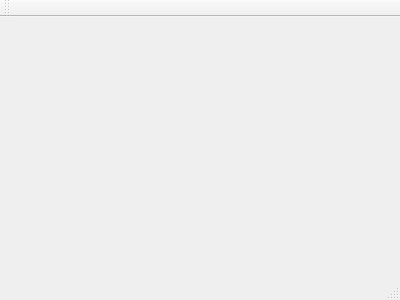
Qt form cbx-qt-pro-stub/samp2_4/qwmainwind.ui (caobinxin/qt5) before a commit.
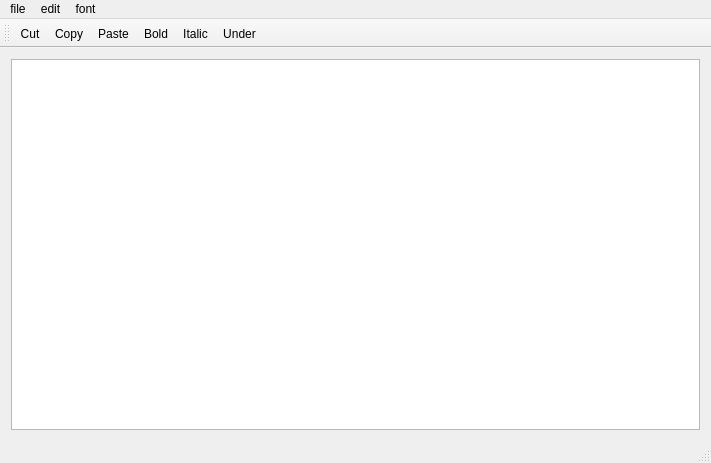
The same form after that commit. Icons and pictures are not drawn.

Patch:
```diff
--- a/cbx-qt-pro-stub/samp2_4/qwmainwind.ui
+++ b/cbx-qt-pro-stub/samp2_4/qwmainwind.ui
@@ -6,31 +6,78 @@
    <rect>
     <x>0</x>
     <y>0</y>
-    <width>400</width>
-    <height>300</height>
+    <width>711</width>
+    <height>463</height>
    </rect>
   </property>
   <property name="windowTitle">
    <string>QWMainWind</string>
   </property>
-  <widget class="QWidget" name="centralWidget"/>
+  <widget class="QWidget" name="centralWidget">
+   <layout class="QVBoxLayout" name="verticalLayout">
+    <item>
+     <widget class="QTextEdit" name="textEdit"/>
+    </item>
+   </layout>
+  </widget>
   <widget class="QMenuBar" name="menuBar">
    <property name="geometry">
     <rect>
      <x>0</x>
      <y>0</y>
-     <width>400</width>
+     <width>711</width>
      <height>28</height>
     </rect>
    </property>
+   <widget class="QMenu" name="menufile">
+    <property name="title">
+     <string>file</string>
+    </property>
+    <addaction name="actionNew"/>
+    <addaction name="actionOpen"/>
+    <addaction name="actionClose"/>
+   </widget>
+   <widget class="QMenu" name="menuedit">
+    <property name="title">
+     <string>edit</string>
+    </property>
+    <addaction name="actionCut"/>
+    <addaction name="actionCopy"/>
+    <addaction name="actionPaste"/>
+    <addaction name="actionClear"/>
+   </widget>
+   <widget class="QMenu" name="menufont">
+    <property name="title">
+     <string>font</string>
+    </property>
+    <addaction name="actionBold"/>
+    <addaction name="actionItalic"/>
+    <addaction name="separator"/>
+    <addaction name="actionUnder"/>
+    <addaction name="separator"/>
+    <addaction name="separator"/>
+    <addaction name="actionToolbarLab"/>
+   </widget>
+   <addaction name="menufile"/>
+   <addaction name="menuedit"/>
+   <addaction name="menufont"/>
   </widget>
   <widget class="QToolBar" name="mainToolBar">
+   <property name="toolButtonStyle">
+    <enum>Qt::ToolButtonTextUnderIcon</enum>
+   </property>
    <attribute name="toolBarArea">
     <enum>TopToolBarArea</enum>
    </attribute>
    <attribute name="toolBarBreak">
-    <bool>false</bool>
+    <bool>true</bool>
    </attribute>
+   <addaction name="actionCut"/>
+   <addaction name="actionCopy"/>
+   <addaction name="actionPaste"/>
+   <addaction name="actionBold"/>
+   <addaction name="actionItalic"/>
+   <addaction name="actionUnder"/>
   </widget>
   <widget class="QStatusBar" name="statusBar"/>
   <action name="actionCut">
```
Left out of the diff: 24 changed lines with no effect on the pictures.
